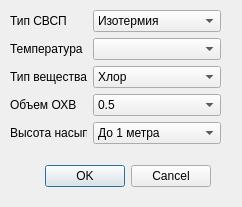
distivi/toxic_map_niko, file inputparamsdialog.ui: the form before one commit.
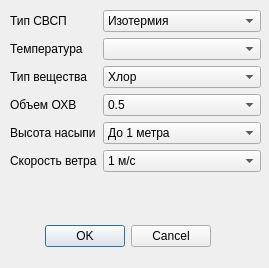
The form after the commit.

Commit message: Added set parameter promt. Define toxic zone depth caclulation. GUI improvements.

Patch:
```diff
--- a/inputparamsdialog.ui
+++ b/inputparamsdialog.ui
@@ -6,8 +6,8 @@
    <rect>
     <x>0</x>
     <y>0</y>
-    <width>242</width>
-    <height>207</height>
+    <width>269</width>
+    <height>268</height>
    </rect>
   </property>
   <property name="windowTitle">
@@ -17,7 +17,7 @@
    <property name="geometry">
     <rect>
      <x>30</x>
-     <y>160</y>
+     <y>220</y>
      <width>181</width>
      <height>32</height>
     </rect>
@@ -34,8 +34,8 @@
     <rect>
      <x>10</x>
      <y>10</y>
-     <width>211</width>
-     <height>141</height>
+     <width>251</width>
+     <height>170</height>
     </rect>
    </property>
    <layout class="QFormLayout" name="formLayout">
@@ -189,6 +189,37 @@
       </item>
      </widget>
     </item>
+    <item row="5" column="0">
+     <widget class="QLabel" name="label_6">
+      <property name="text">
+       <string>Скорость ветра</string>
+      </property>
+     </widget>
+    </item>
+    <item row="5" column="1">
+     <widget class="QComboBox" name="comboBox_6">
+      <item>
+       <property name="text">
+        <string>1 м/с</string>
+       </property>
+      </item>
+      <item>
+       <property name="text">
+        <string>2 м/с</string>
+       </property>
+      </item>
+      <item>
+       <property name="text">
+        <string>3 м/с</string>
+       </property>
+      </item>
+      <item>
+       <property name="text">
+        <string>4 м/с</string>
+       </property>
+      </item>
+     </widget>
+    </item>
    </layout>
   </widget>
  </widget>
```
The commit also changes 5 other files.
